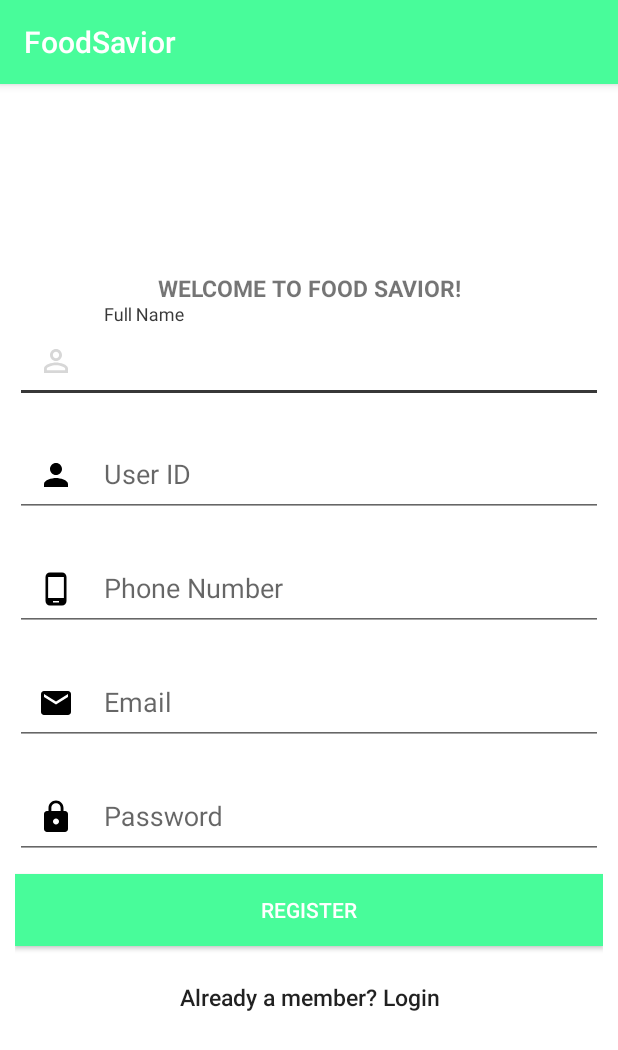
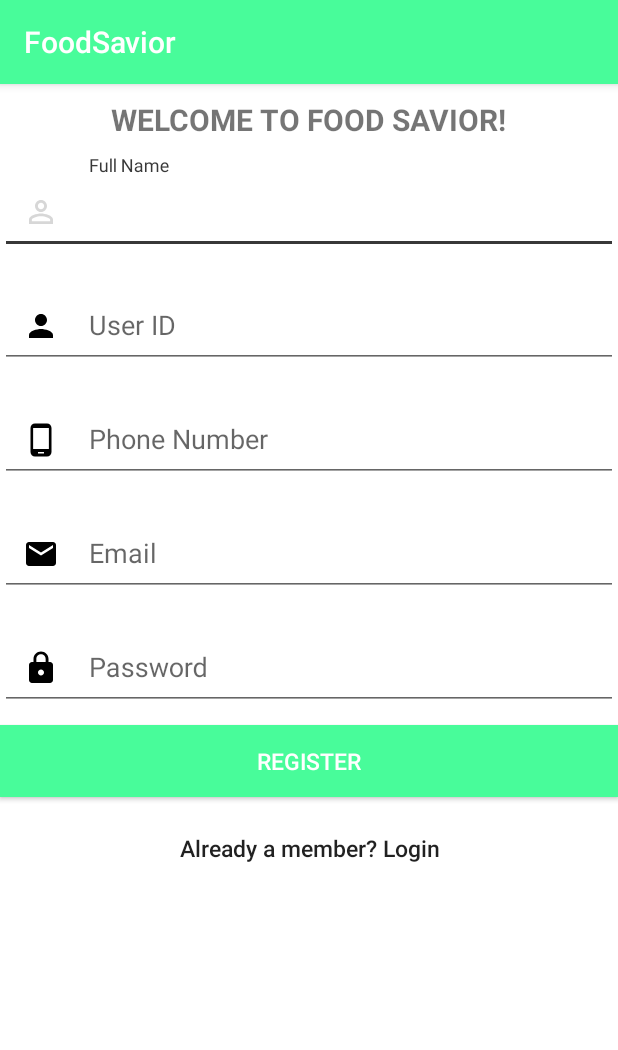
Before and after one commit to Ellynnn/MAD, an Android app: the Registration screen opened directly, with no data from a screen before it, on a phone screen of 412 x 824 dp. Shown: the top 1050 px of the screen. Run offline under Robolectric (Android 15) with nearby library versions, the phone set to English and light mode, and no system bars; our stand-ins replace Firebase (no records; nobody signed in at launch, a user with empty details on screens opened directly).

Commit message:
Merge branches 'master' and 'szeying' of https://github.com/Ellynnn/MAD into szeying
# Conflicts:
#	app/src/main/AndroidManifest.xml

```diff
--- a/app/src/main/res/layout-land/activity_registration.xml
+++ b/app/src/main/res/layout-land/activity_registration.xml
@@ -1,15 +1,24 @@
 <?xml version="1.0" encoding="utf-8"?>
-<LinearLayout xmlns:android="http://schemas.android.com/apk/res/android"
+<ScrollView xmlns:android="http://schemas.android.com/apk/res/android"
+    xmlns:app="http://schemas.android.com/apk/res-auto"
     xmlns:tools="http://schemas.android.com/tools"
-    xmlns:app="http://schemas.android.com/apk/res-auto"
-    android:orientation="vertical"
     android:layout_width="match_parent"
     android:layout_height="match_parent"
-    android:padding="10dp"
-    android:gravity="center"
     android:background="@color/colorBG"
-    tools:context="com.example.ellyn.assignment.Registration">
+    tools:context="com.example.ellyn.assignment.login">
 
+    <RelativeLayout
+        android:id="@+id/register1"
+        android:layout_width="match_parent"
+        android:layout_height="match_parent"
+        android:background="@color/colorBG">
+
+        <RelativeLayout
+            android:id="@+id/rWelcome"
+            android:layout_width="wrap_content"
+            android:layout_height="wrap_content"
+            android:layout_centerHorizontal="true"
+            android:layout_marginTop="10dp">
             <TextView
                 android:id="@+id/welcome"
                 android:layout_width="wrap_content"
@@ -17,15 +26,16 @@
                 android:text="@string/welcome"
                 android:textAlignment="center"
                 android:textSize="15dp"
-        android:textStyle="normal|bold"
-        app:layout_constraintBottom_toTopOf="@+id/input_rfullname"
-        />
+                android:textStyle="normal|bold" />
+
+        </RelativeLayout>
 
         <android.support.design.widget.TextInputLayout
             android:id="@+id/input_rfullname"
             android:layout_width="match_parent"
             android:layout_height="wrap_content"
-        android:layout_marginBottom="10dp">
+            android:layout_marginBottom="10dp"
+            android:layout_below="@+id/rWelcome">
 
             <EditText
                 android:id="@+id/rEditname"
@@ -43,7 +53,8 @@
             android:id="@+id/input_ruserid"
             android:layout_width="match_parent"
             android:layout_height="wrap_content"
-        android:layout_marginBottom="10dp" >
+            android:layout_marginBottom="10dp"
+            android:layout_below="@+id/input_rfullname">
 
             <EditText
                 android:layout_width="match_parent"
@@ -58,12 +69,12 @@
 
         </android.support.design.widget.TextInputLayout>
 
-
         <android.support.design.widget.TextInputLayout
             android:id="@+id/input_rphoneno"
             android:layout_width="match_parent"
             android:layout_height="wrap_content"
-        android:layout_marginBottom="10dp" >
+            android:layout_marginBottom="10dp"
+            android:layout_below="@+id/input_ruserid">
 
             <EditText
                 android:layout_width="match_parent"
@@ -77,12 +88,12 @@
 
         </android.support.design.widget.TextInputLayout>
 
-
         <android.support.design.widget.TextInputLayout
             android:id="@+id/input_remail"
             android:layout_width="match_parent"
             android:layout_height="wrap_content"
-        android:layout_marginBottom="10dp" >
+            android:layout_marginBottom="10dp"
+            android:layout_below="@+id/input_rphoneno">
 
             <EditText
                 android:layout_width="match_parent"
@@ -101,7 +112,8 @@
             android:id="@+id/input_rpassword"
             android:layout_width="match_parent"
             android:layout_height="wrap_content"
-        android:layout_marginBottom="10dp" >
+            android:layout_marginBottom="10dp"
+            android:layout_below="@+id/input_remail">
 
             <EditText
                 android:layout_width="match_parent"
@@ -123,7 +135,8 @@
             android:layout_marginBottom="10dp"
             android:background="@color/colorPrimary"
             android:text="REGISTER"
-        android:textColor="@color/white" />
+            android:textColor="@color/white"
+            android:layout_below="@+id/input_rpassword"/>
 
         <Button
             android:id="@+id/btn_link_login"
@@ -134,7 +147,8 @@
             android:backgroundTint="@color/colorBG"
             android:text="@string/already_a_member_login"
             android:textAllCaps="false"
-        android:textSize="15sp" />
+            android:textSize="15sp"
+            android:layout_below="@+id/btn_register"/>
 
         <ProgressBar
             android:id="@+id/progressBar"
@@ -142,6 +156,8 @@
             android:layout_height="10dp"
             android:layout_gravity="center|bottom"
             android:layout_marginBottom="20dp"
-        android:visibility="gone" />
+            android:visibility="gone"
+            android:layout_below="@+id/btn_link_login"/>
 
-</LinearLayout>
+    </RelativeLayout>
+</ScrollView>
--- a/app/src/main/res/layout/activity_registration.xml
+++ b/app/src/main/res/layout/activity_registration.xml
@@ -1,31 +1,41 @@
 <?xml version="1.0" encoding="utf-8"?>
-<LinearLayout xmlns:android="http://schemas.android.com/apk/res/android"
+<ScrollView xmlns:android="http://schemas.android.com/apk/res/android"
+    xmlns:app="http://schemas.android.com/apk/res-auto"
     xmlns:tools="http://schemas.android.com/tools"
-    xmlns:app="http://schemas.android.com/apk/res-auto"
-    android:orientation="vertical"
     android:layout_width="match_parent"
     android:layout_height="match_parent"
-    android:padding="10dp"
-    android:gravity="center"
     android:background="@color/colorBG"
-    tools:context="com.example.ellyn.assignment.Registration">
+    tools:context="com.example.ellyn.assignment.login">
 
+    <RelativeLayout
+        android:id="@+id/register1"
+        android:layout_width="match_parent"
+        android:layout_height="match_parent"
+        android:background="@color/colorBG">
+
+        <RelativeLayout
+            android:id="@+id/rWelcome"
+            android:layout_width="wrap_content"
+            android:layout_height="wrap_content"
+            android:layout_centerHorizontal="true"
+            android:layout_marginTop="10dp">
             <TextView
                 android:id="@+id/welcome"
                 android:layout_width="wrap_content"
                 android:layout_height="wrap_content"
                 android:text="@string/welcome"
                 android:textAlignment="center"
-        android:textSize="15dp"
-        android:textStyle="normal|bold"
-        app:layout_constraintBottom_toTopOf="@+id/input_rfullname"
-        />
+                android:textSize="20dp"
+                android:textStyle="normal|bold" />
+
+        </RelativeLayout>
 
         <android.support.design.widget.TextInputLayout
             android:id="@+id/input_rfullname"
             android:layout_width="match_parent"
             android:layout_height="wrap_content"
-        android:layout_marginBottom="10dp">
+            android:layout_marginTop="10dp"
+            android:layout_below="@+id/rWelcome">
 
             <EditText
                 android:id="@+id/rEditname"
@@ -43,7 +53,8 @@
             android:id="@+id/input_ruserid"
             android:layout_width="match_parent"
             android:layout_height="wrap_content"
-        android:layout_marginBottom="10dp" >
+            android:layout_marginTop="10dp"
+            android:layout_below="@+id/input_rfullname">
 
             <EditText
                 android:layout_width="match_parent"
@@ -63,7 +74,8 @@
             android:id="@+id/input_rphoneno"
             android:layout_width="match_parent"
             android:layout_height="wrap_content"
-        android:layout_marginBottom="10dp" >
+            android:layout_marginTop="10dp"
+            android:layout_below="@+id/input_ruserid">
 
             <EditText
                 android:layout_width="match_parent"
@@ -82,7 +94,8 @@
             android:id="@+id/input_remail"
             android:layout_width="match_parent"
             android:layout_height="wrap_content"
-        android:layout_marginBottom="10dp" >
+            android:layout_marginTop="10dp"
+            android:layout_below="@+id/input_rphoneno">
 
             <EditText
                 android:layout_width="match_parent"
@@ -101,7 +114,8 @@
             android:id="@+id/input_rpassword"
             android:layout_width="match_parent"
             android:layout_height="wrap_content"
-        android:layout_marginBottom="10dp" >
+            android:layout_marginTop="10dp"
+            android:layout_below="@+id/input_remail">
 
             <EditText
                 android:layout_width="match_parent"
@@ -120,28 +134,34 @@
             android:id="@+id/btn_register"
             android:layout_width="match_parent"
             android:layout_height="wrap_content"
-        android:layout_marginBottom="10dp"
+            android:layout_marginTop="10dp"
             android:background="@color/colorPrimary"
             android:text="REGISTER"
-        android:textColor="@color/white" />
+            android:textSize="15sp"
+            android:textColor="@color/white"
+            android:layout_below="@+id/input_rpassword"/>
 
         <Button
             android:id="@+id/btn_link_login"
             android:layout_width="match_parent"
             android:layout_height="wrap_content"
-        android:layout_marginBottom="10dp"
+            android:layout_marginTop="10dp"
             android:background="@null"
             android:backgroundTint="@color/colorBG"
             android:text="@string/already_a_member_login"
             android:textAllCaps="false"
-        android:textSize="15sp" />
+            android:textSize="15sp"
+            android:layout_below="@+id/btn_register"/>
 
         <ProgressBar
             android:id="@+id/progressBar"
             android:layout_width="10dp"
             android:layout_height="10dp"
+            android:layout_marginTop="10dp"
             android:layout_gravity="center|bottom"
             android:layout_marginBottom="20dp"
-        android:visibility="gone" />
+            android:visibility="gone"
+            android:layout_below="@+id/btn_link_login"/>
 
-</LinearLayout>
+    </RelativeLayout>
+</ScrollView>
```
Also changed, not shown: app/src/main/res/layout-land/activity_login.xml (+29 -19 lines), app/src/main/res/layout/activity_login.xml (+35 -20 lines). Lines whose indentation alone changed are shown as unchanged.
